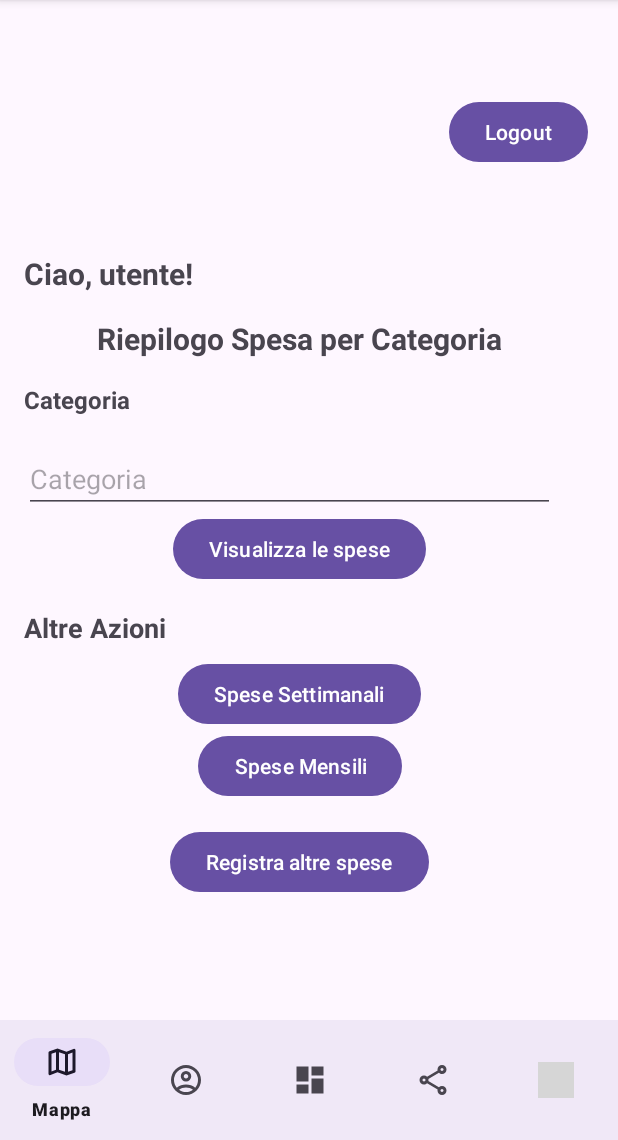
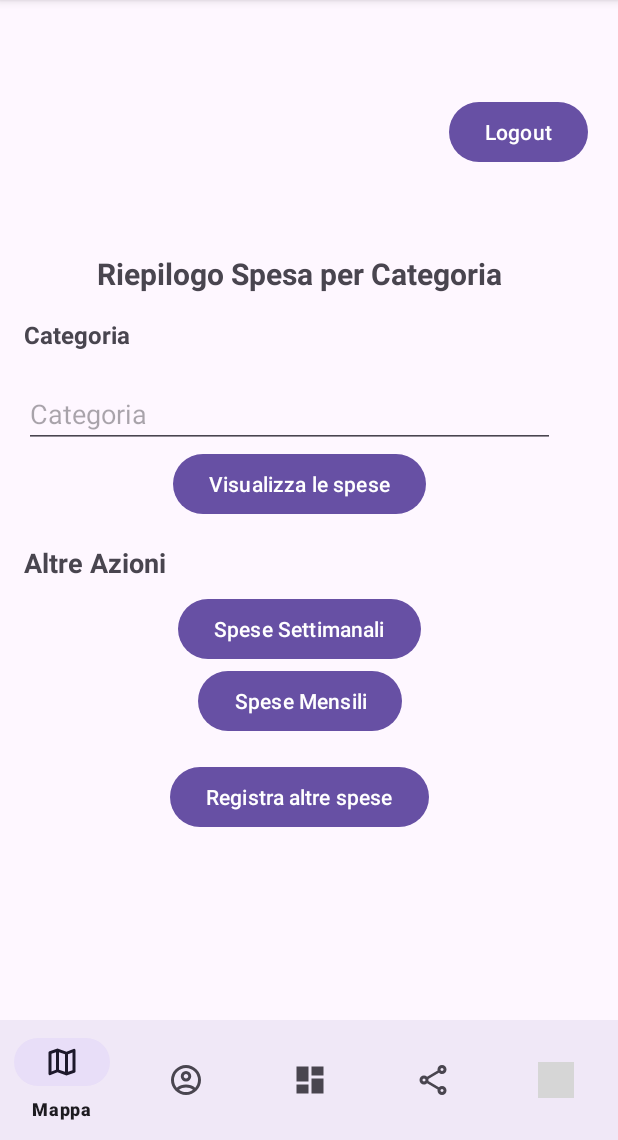
Before and after one commit to France9928/sms23246, an Android app: the SpeseCategoriaFragment screen opened through its navigation route, after a tap on "Visualizza le spese", on a phone screen of 412 x 824 dp, the part 96-1236 px from its top. Run offline under Robolectric (Android 15) with nearby library versions, the phone set to English and light mode, and no system bars; our stand-ins replace Firebase (no records; nobody signed in at launch, a user with empty details on screens opened directly), navigation-ui; grey boxes are pictures that could not be loaded.

Commit message:
FUNZIONA TUTTOOOO

```diff
--- a/app/src/main/java/it/uniba/dib/sms23246/ui/shop/ShopFragment.java
+++ b/app/src/main/java/it/uniba/dib/sms23246/ui/shop/ShopFragment.java
@@ -25,6 +25,7 @@ import com.google.firebase.firestore.FirebaseFirestore;
 import java.io.Serializable;
 import java.util.Calendar;
 import java.util.Date;
+import java.util.Locale;
 
 import it.uniba.dib.sms23246.R;
 import it.uniba.dib.sms23246.databinding.FragmentShopBinding;
@@ -92,7 +93,7 @@ public class ShopFragment extends Fragment {
                     // Creare un nuovo prodotto
                     Prodotto nuovoProdotto = new Prodotto();
                     nuovoProdotto.setNomeProdotto(nomeProdotto);
-                    nuovoProdotto.setCategoriaProdotto(categoriaProdotto);
+                    nuovoProdotto.setCategoriaProdotto(categoriaProdotto.toLowerCase(Locale.getDefault()));
                     nuovoProdotto.setCosto(costo);
                     Timestamp timestamp = new Timestamp(dataSelezionata);
                     nuovoProdotto.setData(timestamp.toDate());
--- a/app/src/main/java/it/uniba/dib/sms23246/ui/shop/SpeseCategoriaFragment.java
+++ b/app/src/main/java/it/uniba/dib/sms23246/ui/shop/SpeseCategoriaFragment.java
@@ -11,6 +11,7 @@ import android.view.View;
 import android.view.ViewGroup;
 import android.widget.Button;
 import android.widget.EditText;
+import android.widget.Toast;
 
 import androidx.fragment.app.Fragment;
 import androidx.lifecycle.ViewModelProvider;
@@ -19,6 +20,7 @@ import androidx.navigation.fragment.NavHostFragment;
 import androidx.recyclerview.widget.LinearLayoutManager;
 import androidx.recyclerview.widget.RecyclerView;
 
+import com.google.firebase.Timestamp;
 import com.google.firebase.auth.FirebaseAuth;
 import com.google.firebase.auth.FirebaseUser;
 import com.google.firebase.firestore.CollectionReference;
@@ -54,16 +56,14 @@ public class SpeseCategoriaFragment extends Fragment {
         binding = FragmentSpesecategoriaBinding.inflate(inflater, container, false);
         View root = binding.getRoot();
 
+        editTextCategoriaProdotto = root.findViewById(R.id.TextCategoria);
+
         final Button buttonSpeseCategoria = root.findViewById(R.id.buttonVisualizzaSpese);
 
         RecyclerView recyclerViewProdotti = root.findViewById(R.id.recyclerViewProdotti);
         prodottoAdapter = new ProdottoAdapter(listaProdotti);
         recyclerViewProdotti.setAdapter(prodottoAdapter);
         recyclerViewProdotti.setLayoutManager(new LinearLayoutManager(getContext()));
-
-        editTextCategoriaProdotto = root.findViewById(R.id.TextCategoria);
-
-        String categoriaProdotto = editTextCategoriaProdotto.getText().toString();
 
         buttonSpeseCategoria.setOnClickListener(new View.OnClickListener() {
             @Override
@@ -79,7 +79,8 @@ public class SpeseCategoriaFragment extends Fragment {
                             .collection("prodotti");
 
                     // Specifica la categoria desiderata (sostituisci con la tua categoria)
-                    String categoriaDesiderata = categoriaProdotto;
+                    String categoriaDesiderata = editTextCategoriaProdotto.getText().toString();
+                    Toast.makeText(requireContext(), "Categoria: " + categoriaDesiderata, Toast.LENGTH_SHORT).show();
 
                     // Converti la categoria in minuscolo (ignora le maiuscole e le minuscole)
                     String categoriaMinuscola = categoriaDesiderata.toLowerCase(Locale.getDefault());
@@ -95,7 +96,17 @@ public class SpeseCategoriaFragment extends Fragment {
                                 // Handle dei risultati della query
                                 for (QueryDocumentSnapshot documentSnapshot : queryDocumentSnapshots) {
                                     // Ottieni i dati del documento
-                                    Prodotto prodotto = documentSnapshot.toObject(Prodotto.class);
+                                    Prodotto prodotto = new Prodotto();
+                                    String nomeProdotto = documentSnapshot.getString("nomeProdotto");
+                                    String categoriaProdotto = documentSnapshot.getString("categoriaProdotto");
+                                    Double costoProdotto = documentSnapshot.getDouble("costoProdotto");
+                                    Timestamp dataProdotto = documentSnapshot.getTimestamp("dataProdotto");
+
+                                    prodotto.setNomeProdotto(nomeProdotto);
+                                    prodotto.setCategoriaProdotto(categoriaProdotto);
+                                    prodotto.setCosto(costoProdotto);
+                                    prodotto.setData(dataProdotto.toDate());
+
                                     listaProdotti.add(prodotto);
                                 }
                                 prodottoAdapter.notifyDataSetChanged();  // Aggiorna l'adapter con i nuovi dati
--- a/app/src/main/res/layout/fragment_shop.xml
+++ b/app/src/main/res/layout/fragment_shop.xml
@@ -4,10 +4,9 @@
     android:layout_height="match_parent"
     xmlns:tools="http://schemas.android.com/tools">
 
-<LinearLayout xmlns:android="http://schemas.android.com/apk/res/android"
+<LinearLayout
     android:layout_width="match_parent"
     android:layout_height="match_parent"
-    xmlns:tools="http://schemas.android.com/tools"
     android:orientation="vertical"
     android:padding="16dp">
 
@@ -59,7 +58,7 @@
     <DatePicker
         android:id="@+id/editData"
         android:layout_width="match_parent"
-        android:layout_height="215dp"
+        android:layout_height="399dp"
         android:inputType="date" />
 
 
--- a/app/src/main/res/layout/fragment_spesecategoria.xml
+++ b/app/src/main/res/layout/fragment_spesecategoria.xml
@@ -11,15 +11,6 @@
     android:padding="16dp">
 
     <!-- Titolo -->
-    <TextView
-        android:id="@+id/textViewWelcome"
-        android:layout_width="match_parent"
-        android:layout_height="wrap_content"
-        android:layout_gravity="center_horizontal"
-        android:layout_marginBottom="16dp"
-        android:text="Ciao, utente!"
-        android:textSize="20sp"
-        android:textStyle="bold" />
 
     <TextView
         android:id="@+id/textViewTitle"
```
Also changed, not shown: app/src/main/java/it/uniba/dib/sms23246/ui/shop/ShopConfirmedFragment.java (+47 -0 lines), app/src/main/java/it/uniba/dib/sms23246/ui/shop/SpeseMensiliFragment.java (+12 -1 lines), app/src/main/java/it/uniba/dib/sms23246/ui/shop/SpeseSettimanali.java (+14 -1 lines).
